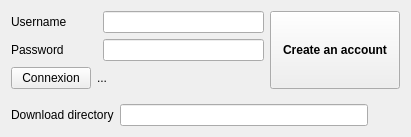
Qt form sources/context/interface/configsectionrepository.ui (davy7125/polyphone) before a commit.
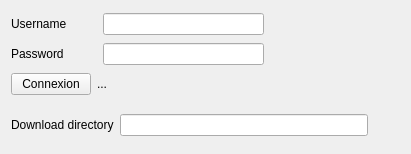
The same form after that commit. The open tabs and pages were chosen to show the change.

The edit to the form file:
```diff
--- a/sources/context/interface/configsectionrepository.ui
+++ b/sources/context/interface/configsectionrepository.ui
@@ -7,7 +7,7 @@
     <x>0</x>
     <y>0</y>
     <width>411</width>
-    <height>133</height>
+    <height>154</height>
    </rect>
   </property>
   <property name="windowTitle">
@@ -224,6 +224,32 @@
        </item>
       </layout>
      </widget>
+     <widget class="QWidget" name="pageAdmin">
+      <layout class="QGridLayout" name="gridLayout_5">
+       <property name="leftMargin">
+        <number>0</number>
+       </property>
+       <property name="topMargin">
+        <number>0</number>
+       </property>
+       <property name="rightMargin">
+        <number>0</number>
+       </property>
+       <property name="bottomMargin">
+        <number>0</number>
+       </property>
+       <item row="0" column="0">
+        <widget class="QLabel" name="labelAdmin">
+         <property name="text">
+          <string/>
+         </property>
+         <property name="alignment">
+          <set>Qt::AlignCenter</set>
+         </property>
+        </widget>
+       </item>
+      </layout>
+     </widget>
     </widget>
    </item>
    <item row="0" column="2">
```
